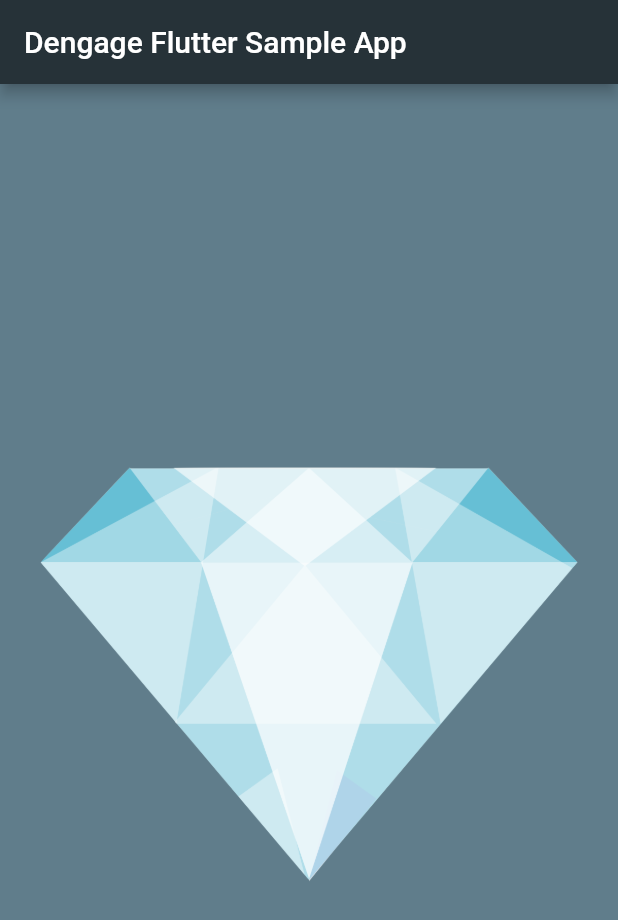
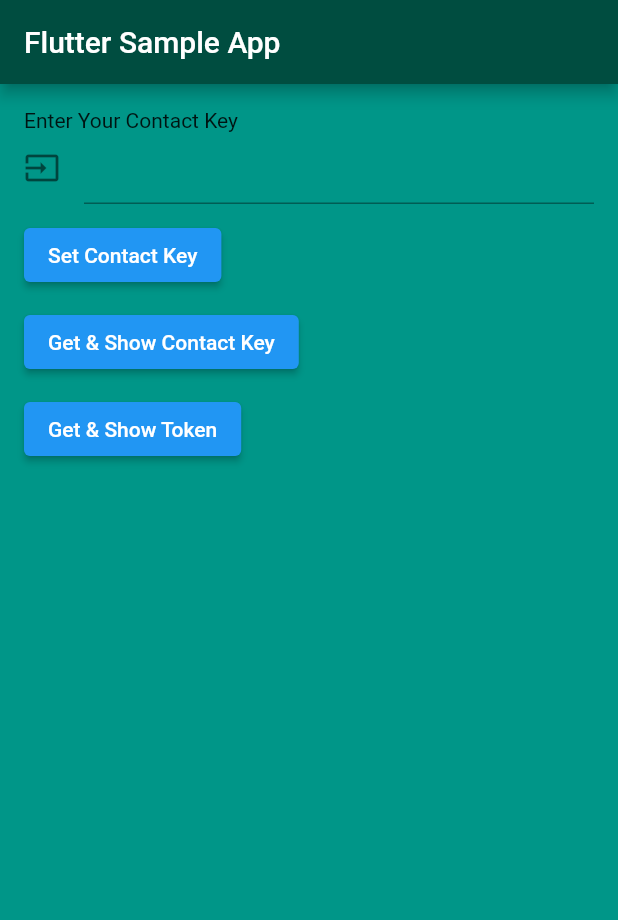
Before and after one commit to dengage-tech/dengage-flutter-sdk, a Flutter app: the screen it shows after launch, on a phone screen of 412 x 824 dp. Shown: the top 920 px of the screen. Run offline on Flutter 3.47's test engine with Material 2 defaults, Android fonts, the phone set to English and light mode, and no system bars; missing offline and left inert: dart:ffi; statements that could not run were skipped.

Commit message:
example updated

```diff
--- a/example/lib/main.dart
+++ b/example/lib/main.dart
@@ -4,28 +4,152 @@ import 'package:flutter/services.dart';
 
 void main() async {
   WidgetsFlutterBinding.ensureInitialized();
-  try {
-    Object result = await DengageFlutter.setIntegerationKey("my-integeration-key");
-    print("result: $result");
-  } on PlatformException catch (error) {
-    print("error: $error");
-  } on Exception catch (error) {
-    print("exception: $error");
+  DengageFlutter.setFirebaseIntegrationKey(
+      'FEYl27JxJfay6TxiYCdlkP2FXeuhNfEoI8WkxI_p_l__s_l_5sLbzKmc9c88mSZxRCrLuqMK4y0e8nHajQnBt8poBNDMvNtIytYKZ6byBQZOE8kqkkgDnlye2Lb5AcW3tuIWQjYz');
+  runApp(
+    MyApp(),
+  );
+}
+
+class MyApp extends StatelessWidget {
+  @override
+  Widget build(BuildContext context) {
+    return MaterialApp(
+      home: MyHomePage(),
+    );
   }
-  runApp(
-    MaterialApp(
-      home: Scaffold(
-        appBar: AppBar(
-          backgroundColor: Colors.blueGrey[900],
-          title: Text("Dengage Flutter Sample App"),
+}
+
+class MyHomePage extends StatefulWidget {
+  MyHomePage({Key key}) : super(key: key);
+
+  @override
+  _MyHomePageState createState() => new _MyHomePageState();
+}
+
+class _MyHomePageState extends State<MyHomePage> {
+  String contactKey = '';
+  var contactKeyController = TextEditingController();
+  @override
+  void initState() {
+    DengageFlutter.getContactKey().then((value) {
+      print("dengageContactKey: $value");
+      contactKeyChanged(value);
+    });
+    super.initState();
+  }
+
+  contactKeyChanged(String value) {
+    if (value.isNotEmpty) {
+      print("$value is not empty.");
+      contactKeyController.value = TextEditingValue(
+        text: value,
+        selection: TextSelection.fromPosition(
+          TextPosition(offset: value.length),
         ),
-        backgroundColor: Colors.blueGrey,
-        body: Center(
-          child: Image(
-            image: AssetImage("lib/images/diamond.png"),
-          ),
+      );
+      setState(() {
+        contactKey = value;
+      });
+    }
+  }
+
+  @override
+  Widget build(BuildContext context) {
+    return Scaffold(
+      backgroundColor: Colors.teal,
+      appBar: AppBar(
+        backgroundColor: Colors.teal[900],
+        title: Text('Flutter Sample App'),
+      ),
+      body: Container(
+        padding: EdgeInsets.all(16.0),
+        child: Column(
+          crossAxisAlignment: CrossAxisAlignment.start,
+          children: <Widget>[
+            Text('Enter Your Contact Key'),
+            TextFormField(
+              controller: contactKeyController,
+              decoration: const InputDecoration(
+                icon: const Icon(
+                  Icons.input,
+                  color: Colors.black54,
+                ),
+                focusedBorder: UnderlineInputBorder(
+                  borderSide: BorderSide(
+                    color: Colors.black54,
+                  ),
+                ),
+              ),
+              cursorColor: Colors.black54,
+              keyboardType: TextInputType.text,
+              maxLines: 1,
+              onChanged: contactKeyChanged,
+            ),
+            Container(
+              padding: EdgeInsets.only(top: 10.0),
+              child: ElevatedButton(
+                onPressed: () {
+                  String msg = contactKey;
+                  if (contactKey.isEmpty) {
+                    msg = 'Please enter proper value.';
+                  } else {
+                    DengageFlutter.setContactKey(contactKey);
+                  }
+                  ScaffoldMessenger.of(context).showSnackBar(
+                    SnackBar(
+                      content: Text(msg),
+                      action: SnackBarAction(
+                        label: 'Ok',
+                        onPressed: () {},
+                      ),
+                    ),
+                  );
+                },
+                child: Text('Set Contact Key'),
+              ),
+            ),
+            Container(
+              padding: EdgeInsets.only(top: 10.0),
+              child: ElevatedButton(
+                onPressed: () async {
+                  String msg = await DengageFlutter.getContactKey();
+                  ScaffoldMessenger.of(context).showSnackBar(
+                    SnackBar(
+                      content: Text(msg),
+                      action: SnackBarAction(
+                        label: 'Ok',
+                        onPressed: () {},
+                      ),
+                    ),
+                  );
+                },
+                child: Text('Get & Show Contact Key'),
+              ),
+            ),
+            Container(
+              padding: EdgeInsets.only(top: 10.0),
+              child: ElevatedButton(
+                onPressed: () async {
+                  String token = await DengageFlutter.getToken();
+                  ScaffoldMessenger.of(context).showSnackBar(
+                    SnackBar(
+                      content: Text('token: $token'),
+                      action: SnackBarAction(
+                        label: 'copy token',
+                        onPressed: () {
+                          Clipboard.setData(new ClipboardData(text: token));
+                        },
+                      ),
+                    ),
+                  );
+                },
+                child: Text('Get & Show Token'),
+              ),
+            ),
+          ],
         ),
       ),
-    ),
-  );
+    );
+  }
 }
```
Also changed, not shown: 1 other file.
